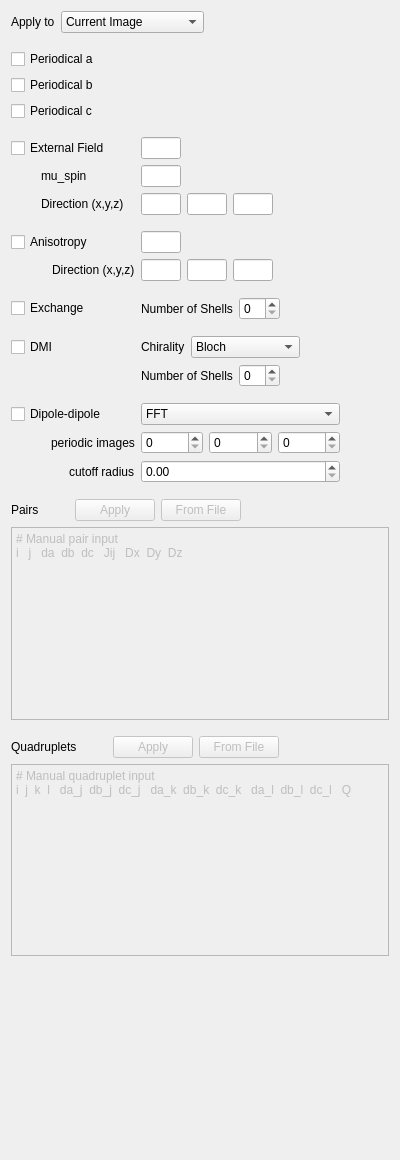
Above: ui-cpp/ui/HamiltonianHeisenbergWidget.ui from spirit-code/spirit before the change. Below: the same form after it.
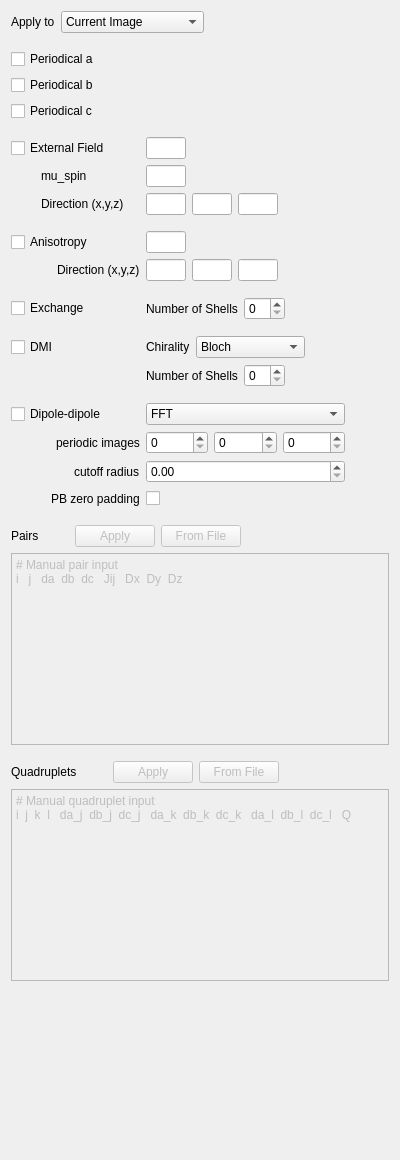
That is the form after the change.

Commit message: Hamiltonian_Heisenberg: DDI FFT optional skipping of zero-padding for PB - added input keyword to trigger skipping of zero-padding for periodical directions - also added it to the API and GUI - fixed get_ddi in python API

What changed in the file:
```diff
--- a/ui-cpp/ui/HamiltonianHeisenbergWidget.ui
+++ b/ui-cpp/ui/HamiltonianHeisenbergWidget.ui
@@ -537,13 +537,6 @@
            </item>
           </layout>
          </item>
-         <item row="21" column="1">
-          <widget class="QDoubleSpinBox" name="doubleSpinBox_ddi_radius">
-           <property name="maximum">
-            <double>1000000.000000000000000</double>
-           </property>
-          </widget>
-         </item>
          <item row="19" column="1">
           <widget class="QComboBox" name="comboBox_ddi_method">
            <item>
@@ -576,6 +569,17 @@
            </item>
           </layout>
          </item>
+         <item row="21" column="1">
+          <widget class="QDoubleSpinBox" name="doubleSpinBox_ddi_radius">
+           <property name="maximum">
+             <double>1000000.000000000000000</double>
+           </property>
+          </widget>
+          </item>
+          <item row="22" column="1">
+              <widget class="QCheckBox" name="checkBox_ddi_pb_zero_padding">
+              </widget>
+         </item>
          <item row="20" column="0">
           <layout class="QGridLayout" name="gridLayout_7">
            <item row="0" column="0">
@@ -624,6 +628,30 @@
            </item>
           </layout>
          </item>
+         <item row="22" column="0">
+          <layout class="QGridLayout" name="gridLayout_9">
+           <item row="0" column="0">
+            <spacer name="horizontalSpacer_10">
+             <property name="orientation">
+              <enum>Qt::Horizontal</enum>
+             </property>
+             <property name="sizeHint" stdset="0">
+              <size>
+               <width>40</width>
+               <height>20</height>
+              </size>
+             </property>
+            </spacer>
+           </item>
+           <item row="0" column="1">
+            <widget class="QLabel" name="label_8">
+             <property name="text">
+              <string>PB zero padding</string>
+             </property>
+            </widget>
+           </item>
+          </layout>
+         </item>
         </layout>
        </item>
        <item row="15" column="0">
```
The commit also changes 11 other files.
